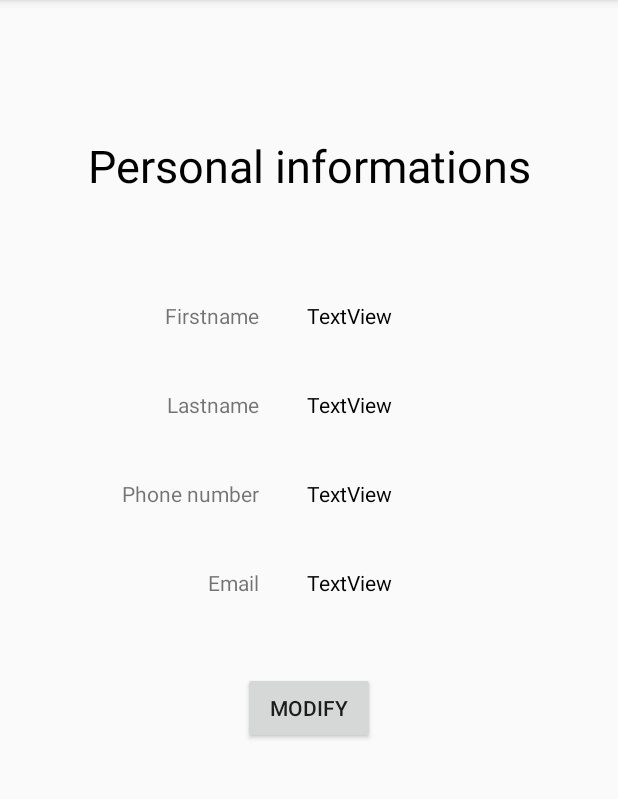
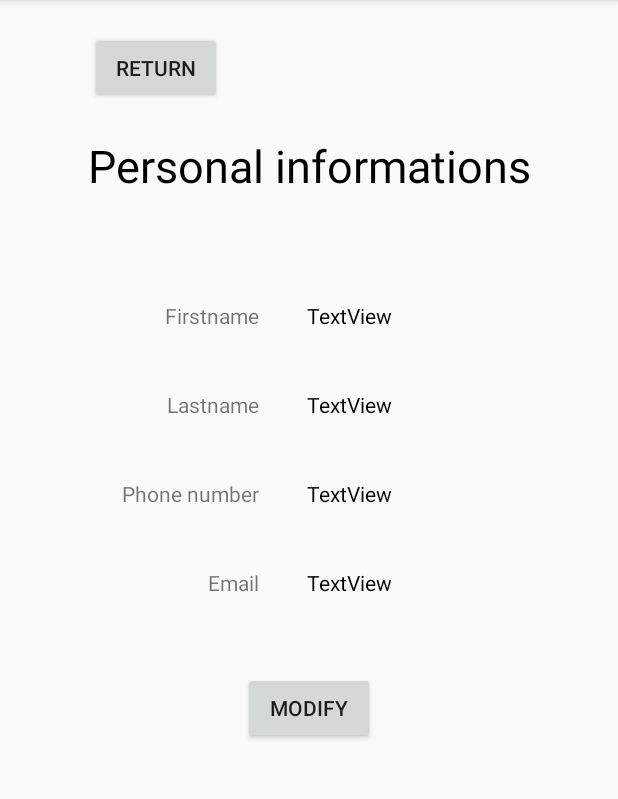
Before and after one commit to EvannDev/cryptoMobile-1, an Android app: the PersonalInfoActivity screen opened directly, with no data from a screen before it, on a phone screen of 412 x 824 dp, the part 84-883 px from its top. Run offline under Robolectric (Android 15) with nearby library versions, the phone set to English and light mode, and no system bars; our stand-ins replace Firebase (no records; nobody signed in at launch, a user with empty details on screens opened directly); 5 statements that could not run were skipped.

Commit message:
Changement pour le graphisme mais à faire plus tard

```diff
--- a/SecuGerbisNucleaires/app/src/main/java/fr/isen/gerbisnucleaires/secugerbisnucleaires/PersonalInfoActivity.kt
+++ b/SecuGerbisNucleaires/app/src/main/java/fr/isen/gerbisnucleaires/secugerbisnucleaires/PersonalInfoActivity.kt
@@ -38,6 +38,10 @@ class PersonalInfoActivity : AppCompatActivity() {
         buttonEdit.setOnClickListener {
             newIntent(this, EditPersonalActivity::class.java)
         }
+
+        buttonReturn.setOnClickListener {
+            newIntent(this, HomeActivity::class.java)
+        }
     }
 
     private fun newIntent(context: Context, clazz: Class<*>) {
--- a/SecuGerbisNucleaires/app/src/main/res/layout/activity_personal_item.xml
+++ b/SecuGerbisNucleaires/app/src/main/res/layout/activity_personal_item.xml
@@ -106,4 +106,16 @@
         app:layout_constraintStart_toStartOf="parent"
         app:layout_constraintTop_toBottomOf="@+id/emailNurse" />
 
+    <Button
+        android:id="@+id/buttonReturn"
+        android:layout_width="wrap_content"
+        android:layout_height="wrap_content"
+        android:layout_marginStart="60dp"
+        android:layout_marginTop="20dp"
+        android:layout_marginBottom="20dp"
+        android:text="Return"
+        app:layout_constraintBottom_toTopOf="@+id/textInfo"
+        app:layout_constraintStart_toStartOf="parent"
+        app:layout_constraintTop_toTopOf="parent" />
+
 </androidx.constraintlayout.widget.ConstraintLayout>
```
Also changed, not shown: SecuGerbisNucleaires/app/src/main/res/layout/activity_login.xml (+7 -2 lines).
